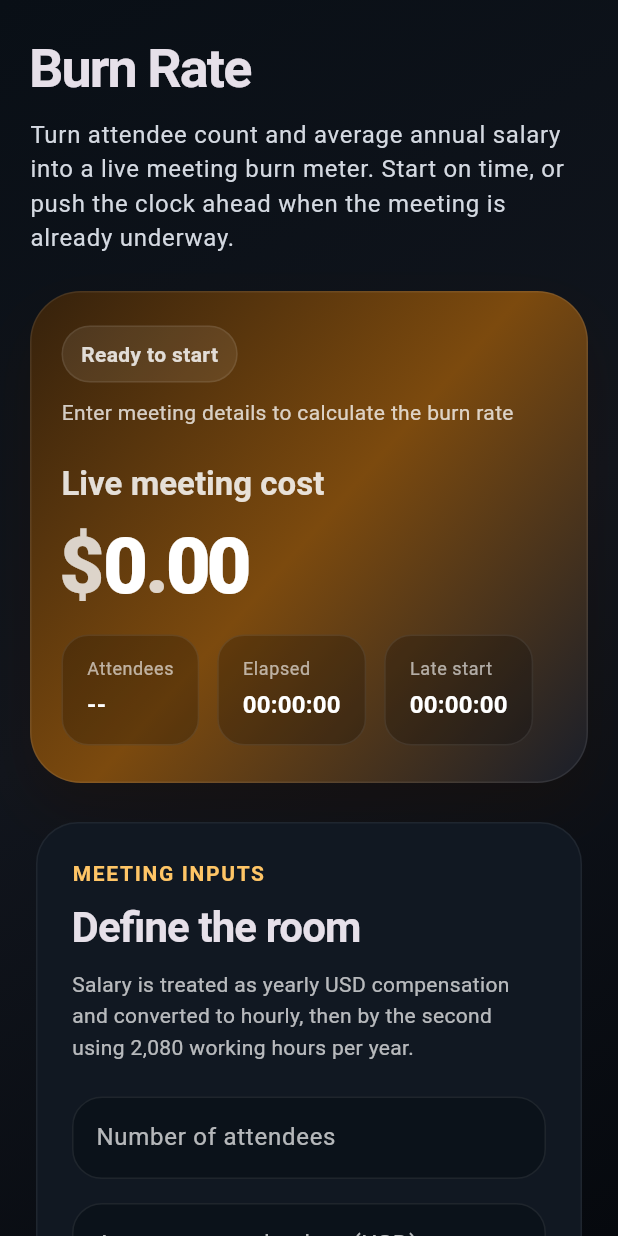
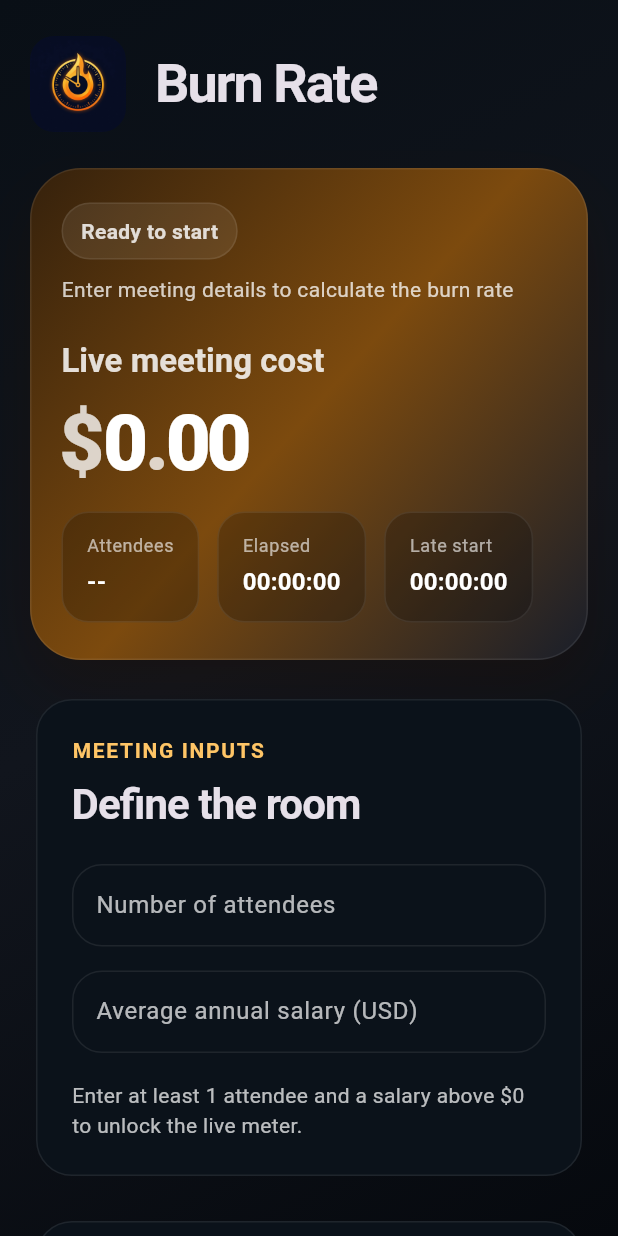
Before and after one commit to Ryan-Richmond/burn-rate, a Flutter app: the screen it shows after launch, on a phone screen of 412 x 824 dp. Run offline on Flutter 3.47's test engine with Material 3 defaults, Android fonts, the phone set to English and light mode, and no system bars.

Commit message:
Update app branding: add icon, update theme colors, and write brand guide

```diff
--- a/lib/burn_rate_app.dart
+++ b/lib/burn_rate_app.dart
@@ -13,9 +13,9 @@ class BurnRateApp extends StatelessWidget {
     );
 
     final colorScheme = ColorScheme.fromSeed(
-      seedColor: const Color(0xFFF59E0B),
+      seedColor: const Color(0xFFFFC566),
       brightness: Brightness.dark,
-      surface: const Color(0xFF131A23),
+      surface: const Color(0xFF090F16),
     );
 
     return MaterialApp(
@@ -23,7 +23,7 @@ class BurnRateApp extends StatelessWidget {
       title: 'Burn Rate',
       theme: baseTheme.copyWith(
         colorScheme: colorScheme,
-        scaffoldBackgroundColor: const Color(0xFF070B11),
+        scaffoldBackgroundColor: const Color(0xFF06090E),
         textTheme: baseTheme.textTheme.copyWith(
           displaySmall: baseTheme.textTheme.displaySmall?.copyWith(
             fontWeight: FontWeight.w700,
@@ -43,10 +43,10 @@ class BurnRateApp extends StatelessWidget {
         ),
         cardTheme: CardThemeData(
           elevation: 0,
-          color: const Color(0xFF111822),
+          color: const Color(0xFF0B121A),
           shape: RoundedRectangleBorder(
-            borderRadius: BorderRadius.circular(28),
-            side: BorderSide(color: Colors.white.withValues(alpha: 0.06)),
+            borderRadius: BorderRadius.circular(24),
+            side: BorderSide(color: Colors.white.withValues(alpha: 0.08)),
           ),
         ),
         inputDecorationTheme: InputDecorationTheme(
--- a/lib/meeting_cost_screen.dart
+++ b/lib/meeting_cost_screen.dart
@@ -206,8 +206,6 @@ class _MeetingCostScreenState extends State<MeetingCostScreen> {
     final inputsPanel = _Panel(
       eyebrow: 'Meeting Inputs',
       title: 'Define the room',
-      subtitle:
-          'Salary is treated as yearly USD compensation and converted to hourly, then by the second using 2,080 working hours per year.',
       child: Column(
         crossAxisAlignment: CrossAxisAlignment.start,
         children: [
@@ -257,8 +255,6 @@ class _MeetingCostScreenState extends State<MeetingCostScreen> {
     final controlsPanel = _Panel(
       eyebrow: 'Controls',
       title: 'Run the meter',
-      subtitle:
-          'Use quick offsets when the timer starts late so the total reflects the real meeting cost, not just the visible clock time.',
       child: Column(
         crossAxisAlignment: CrossAxisAlignment.start,
         children: [
@@ -381,11 +377,20 @@ class _MeetingCostScreenState extends State<MeetingCostScreen> {
                 child: Column(
                   crossAxisAlignment: CrossAxisAlignment.start,
                   children: [
-                    Text('Burn Rate', style: theme.textTheme.displaySmall),
-                    const SizedBox(height: 10),
-                    Text(
-                      'Turn attendee count and average annual salary into a live meeting burn meter. Start on time, or push the clock ahead when the meeting is already underway.',
-                      style: theme.textTheme.bodyLarge,
+                    Row(
+                      crossAxisAlignment: CrossAxisAlignment.center,
+                      children: [
+                        ClipRRect(
+                          borderRadius: BorderRadius.circular(16),
+                          child: Image.asset(
+                            'assets/images/app_icon.png',
+                            width: 64,
+                            height: 64,
+                          ),
+                        ),
+                        const SizedBox(width: 20),
+                        Text('Burn Rate', style: theme.textTheme.displaySmall),
+                      ],
                     ),
                     const SizedBox(height: 24),
                     _DisplayCard(
@@ -593,13 +598,11 @@ class _Panel extends StatelessWidget {
   const _Panel({
     required this.eyebrow,
     required this.title,
-    required this.subtitle,
     required this.child,
   });
 
   final String eyebrow;
   final String title;
-  final String subtitle;
   final Widget child;
 
   @override
@@ -622,14 +625,6 @@ class _Panel extends StatelessWidget {
             ),
             const SizedBox(height: 8),
             Text(title, style: theme.textTheme.headlineMedium),
-            const SizedBox(height: 10),
-            Text(
-              subtitle,
-              style: theme.textTheme.bodyMedium?.copyWith(
-                color: Colors.white.withValues(alpha: 0.7),
-                height: 1.5,
-              ),
-            ),
             const SizedBox(height: 22),
             child,
           ],
```
Also changed, not shown: pubspec.yaml (+13 -3 lines), assets/images/app_icon.png (added), pubspec.lock, 34 other files.
